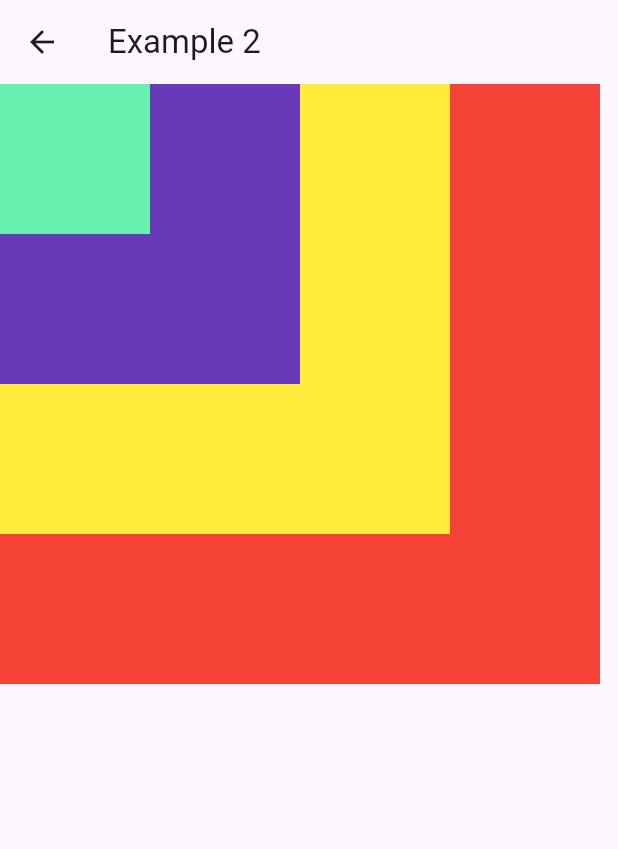
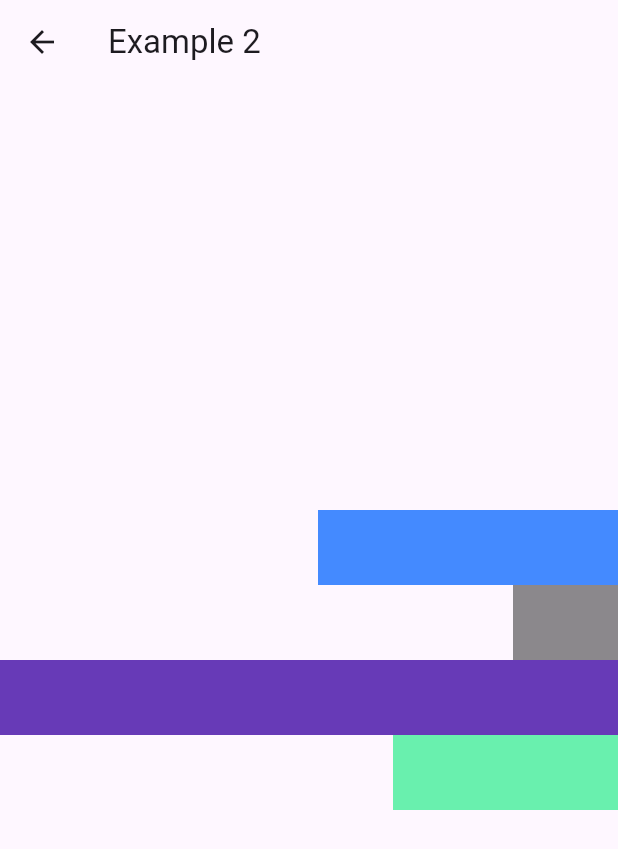
Before and after one commit to Almubarok044/Flutter-Fundamentals, a Flutter app: the VisibleInvisible screen opened directly, on a phone screen of 412 x 824 dp. Shown: the top 849 px of the screen. Run offline on Flutter 3.47's test engine with Material 3 defaults, Android fonts, the phone set to English and light mode, and no system bars; our stand-ins replace faker; missing offline and left inert: random_date; network calls fail.

Commit message:
Mengulas Materi Sebelumnya

```diff
--- a/lib/main.dart
+++ b/lib/main.dart
@@ -1,7 +1,7 @@
 // ignore_for_file: unused_import
 
 import 'package:flutter/material.dart';
-import 'package:flutter_dasar/mapping_list.dart';
+import 'package:flutter_dasar/screens/mapping_list.dart';
 import 'package:flutter_dasar/screens/extract_widget.dart';
 import 'package:flutter_dasar/screens/image_widget.dart';
 import 'package:flutter_dasar/screens/list_tile.dart';
@@ -31,7 +31,7 @@ class MyApp extends StatelessWidget {
         // home: const TileList());
         // home: const ImageWidget());
         // home: const ExtractWidget());
-        // home: const Stf());
-        home: const MappingList());
+        home: const Stf());
+    // home: const MappingList());
   }
 }
--- a/lib/screens/extract_widget.dart
+++ b/lib/screens/extract_widget.dart
@@ -12,7 +12,7 @@ class ExtractWidget extends StatelessWidget {
   Widget build(BuildContext context) {
     var faker = Faker();
     // String tdata = DateFormat("hh:mm a").format(DateTime.now());
-    var randomDate = RandomDate.withRange(2000, 2005).toString();
+    var randomDate = RandomDate.withRange(2020, 2025);
 
     return Scaffold(
       appBar: AppBar(
@@ -35,6 +35,7 @@ class ExtractWidget extends StatelessWidget {
           );
         },
       ),
+      // KALO BUAT KODE SEPERTI DIBAWAH INI KELAMAAN KEBANYAKAN
       // children: [
       // ItemChat(
       //   imageUrl:
@@ -103,7 +104,7 @@ class ItemChat extends StatelessWidget {
   @override
   Widget build(BuildContext context) {
     // String tdata = DateFormat("hh:mm a").format(DateTime.now());
-    var randomDate = RandomDate.withRange(2000, 2005).toString();
+    var randomDate = RandomDate.withStartYear(2000).toString();
 
     return ListTile(
       // contentPadding: EdgeInsets.all(5),
--- a/lib/mapping_list.dart
+++ b/lib/screens/mapping_list.dart
@@ -41,7 +41,7 @@ class MappingList extends StatelessWidget {
           print(myhobbies);
           return Card(
             margin: const EdgeInsets.all(20),
-            color: Colors.yellow.withOpacity(0),
+            color: Colors.yellow,
             child: Container(
               margin: const EdgeInsets.all(10),
               child: Column(
--- a/lib/screens/stf.dart
+++ b/lib/screens/stf.dart
@@ -9,10 +9,9 @@ class Stf extends StatefulWidget {
 }
 
 class _StfState extends State<Stf> {
+  int counter = 2;
   @override
   Widget build(BuildContext context) {
-    int counter = 1;
-
     return Scaffold(
       appBar: AppBar(
         title: const Text('Dynamic Apps'),
--- a/lib/screens/visible_invisible.dart
+++ b/lib/screens/visible_invisible.dart
@@ -9,56 +9,59 @@ class VisibleInvisible extends StatelessWidget {
       appBar: AppBar(
         title: const Text('Example 2'),
       ),
-      body: Stack(
+      // body: Center(
+      //   child: Stack(
+      //     alignment: Alignment.center,
+      //     children: [
+      //       Container(
+      //         width: 400,
+      //         height: 400,
+      //         color: Colors.red,
+      //       ),
+      //       Container(
+      //         width: 300,
+      //         height: 300,
+      //         color: Colors.yellow,
+      //       ),
+      //       Container(
+      //         width: 200,
+      //         height: 200,
+      //         color: Colors.deepPurple,
+      //       ),
+      //       Container(
+      //         width: 100,
+      //         height: 100,
+      //         color: Colors.greenAccent,
+      //       )
+      //     ],
+      //   ),
+      // ),
+      body: Column(
+        mainAxisAlignment: MainAxisAlignment.center,
+        crossAxisAlignment: CrossAxisAlignment.end,
         children: [
           Container(
-            width: 400,
-            height: 400,
-            color: Colors.red,
+            width: 200,
+            height: 50,
+            color: Colors.blueAccent,
           ),
           Container(
-            width: 300,
-            height: 300,
-            color: Colors.yellow,
+            width: 70,
+            height: 50,
+            color: Colors.black45,
           ),
           Container(
-            width: 200,
-            height: 200,
+            width: 500,
+            height: 50,
             color: Colors.deepPurple,
           ),
           Container(
-            width: 100,
-            height: 100,
+            width: 150,
+            height: 50,
             color: Colors.greenAccent,
           )
         ],
       ),
-      // body: Column(
-      //   mainAxisAlignment: MainAxisAlignment.spaceBetween,
-      //   crossAxisAlignment: CrossAxisAlignment.center,
-      //   children: [
-      //     Container(
-      //       width: 200,
-      //       height: 50,
-      //       color: Colors.blueAccent,
-      //     ),
-      //     Container(
-      //       width: 70,
-      //       height: 50,
-      //       color: Colors.black45,
-      //     ),
-      //     Container(
-      //       width: 500,
-      //       height: 50,
-      //       color: Colors.deepPurple,
-      //     ),
-      //     Container(
-      //       width: 150,
-      //       height: 50,
-      //       color: Colors.greenAccent,
-      //     )
-      //   ],
-      // ),
     );
   }
 }
```
Also changed, not shown: lib/screens/image_widget.dart (+8 -4 lines).
